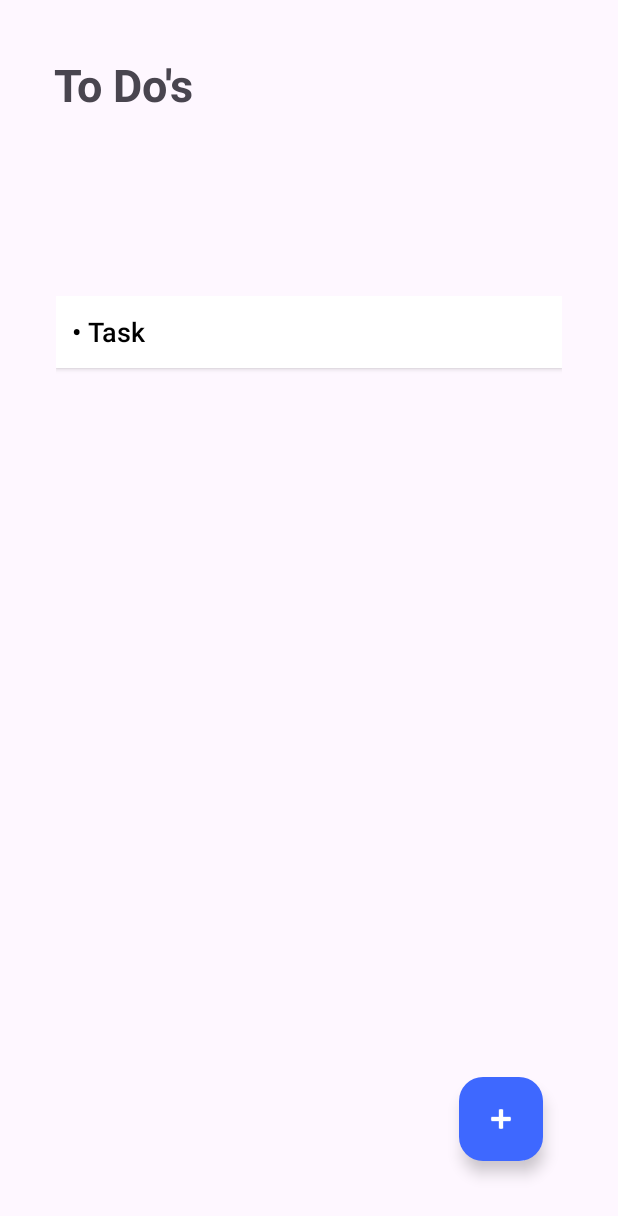
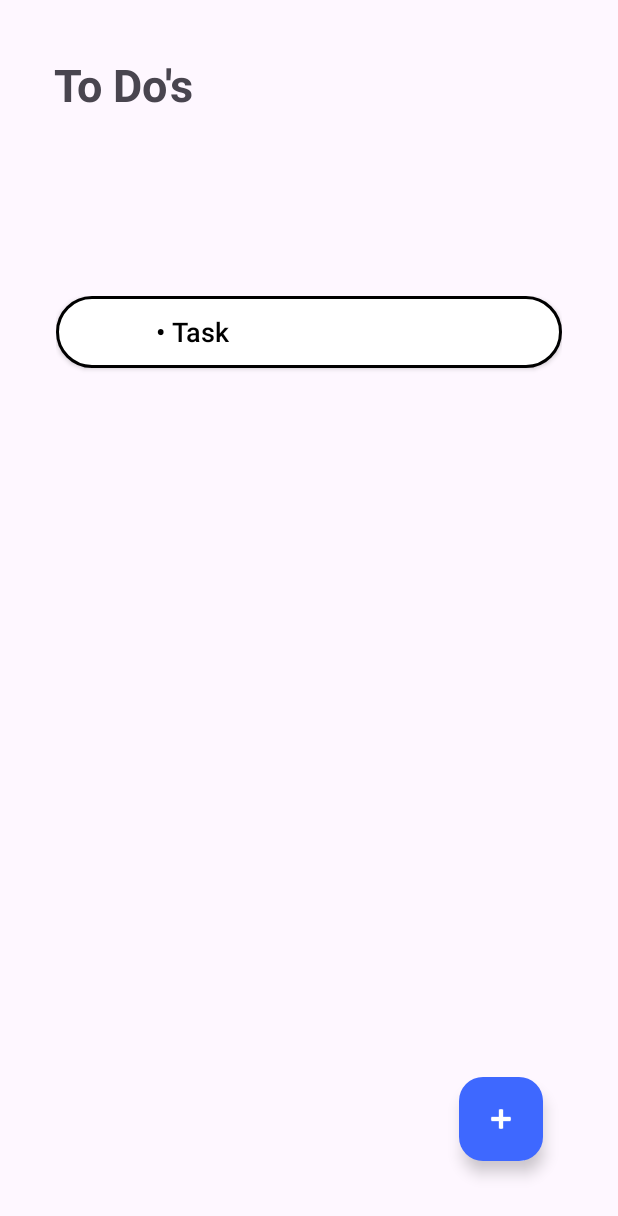
Before and after one commit to liyunze-coding/kotlin-to-do-app, an Android app: the screen it shows after launch (MainActivity), after a tap on "TODO", on a phone screen of 412 x 824 dp. Shown: the top 1216 px of the screen. Run offline under Robolectric (Android 15) with nearby library versions, the phone set to English and light mode, and no system bars.

Commit message:
final touches

```diff
--- a/app/src/main/java/com/deakin/todoapp2/MainActivity.kt
+++ b/app/src/main/java/com/deakin/todoapp2/MainActivity.kt
@@ -58,18 +58,20 @@ class MainActivity : AppCompatActivity() {
 
             if (tasks.isNotEmpty()) {
                 tasks.forEachIndexed { index, task ->
-                    var bgColor = Color.WHITE
+                    var bgResource = R.drawable.round_button
+                    var textColor = Color.BLACK
                     if (task.done) {
-                        bgColor = ContextCompat.getColor(this, R.color.green)
+                        bgResource = R.drawable.green_button_border
+                        textColor = Color.WHITE
                     }
 
                     val taskButton = Button(this).apply {
                         text = "• ${task.name}"  // Add bullet point
                         textSize = 18f
-                        setPadding(16, 16, 16, 16)
+                        setPadding(100, 16, 16, 16)
                         textAlignment = View.TEXT_ALIGNMENT_TEXT_START // Align text to start
-                        setBackgroundColor(bgColor) // Remove default button styling
-                        setTextColor(Color.BLACK) // Set text color
+                        setBackgroundResource(bgResource)
+                        setTextColor(textColor) // Set text color
                         isAllCaps = false // Prevent automatic capitalization
 
                         // Set click listener to open EditTaskActivity with task data
@@ -84,11 +86,22 @@ class MainActivity : AppCompatActivity() {
                             startActivity(intent)
                         }
                     }
+
+                    // Apply margin bottom (5dp)
+                    val layoutParams = LinearLayout.LayoutParams(
+                        LinearLayout.LayoutParams.MATCH_PARENT, // Width
+                        LinearLayout.LayoutParams.WRAP_CONTENT  // Height
+                    ).apply {
+                        setMargins(0, 0, 0, 5) // Left, Top, Right, Bottom margin
+                    }
+                    taskButton.layoutParams = layoutParams
+
                     tasksLayout.addView(taskButton)
                 }
             }
+
+
         }
-
         // floating action button, redirect to add task activity
         val fab = findViewById<FloatingActionButton>(R.id.fab)
         displayTasks()
--- a/app/src/main/res/drawable/green_button_border.xml
+++ b/app/src/main/res/drawable/green_button_border.xml
@@ -1,6 +1,6 @@
 <?xml version="1.0" encoding="utf-8"?>
 <shape xmlns:android="http://schemas.android.com/apk/res/android">
-    <solid android:color="@android:color/transparent" /> <!-- Transparent background -->
+    <solid android:color="@color/green" /> <!-- Transparent background -->
     <stroke android:width="1dp" android:color="@color/green" /> <!-- Green border -->
     <corners android:radius="999dp" /> <!-- Optional: Rounded corners -->
 </shape>
--- /dev/null
+++ b/app/src/main/res/drawable/round_button.xml
@@ -0,0 +1,6 @@
+<?xml version="1.0" encoding="utf-8"?>
+<shape xmlns:android="http://schemas.android.com/apk/res/android">
+    <solid android:color="@android:color/white"/> <!-- Background color -->
+    <corners android:radius="999dp"/> <!-- Fully rounded corners -->
+    <stroke android:width="2dp" android:color="@android:color/black"/> <!-- Optional border -->
+</shape>
--- a/app/src/main/res/layout/activity_edit_task.xml
+++ b/app/src/main/res/layout/activity_edit_task.xml
@@ -7,8 +7,10 @@
     android:layout_height="match_parent"
     tools:context=".EditTaskActivity">
 
+
+
     <LinearLayout
-        android:layout_width="409dp"
+        android:layout_width="400dp"
         android:layout_height="460dp"
         android:orientation="vertical"
         app:layout_constraintBottom_toBottomOf="parent"
@@ -66,7 +68,7 @@
             android:id="@+id/AddTaskButton"
             android:layout_width="match_parent"
             android:layout_height="wrap_content"
-            android:text="Submit"
+            android:text="Back to List"
             android:layout_marginTop="10dp" />
 
     </LinearLayout>
```
